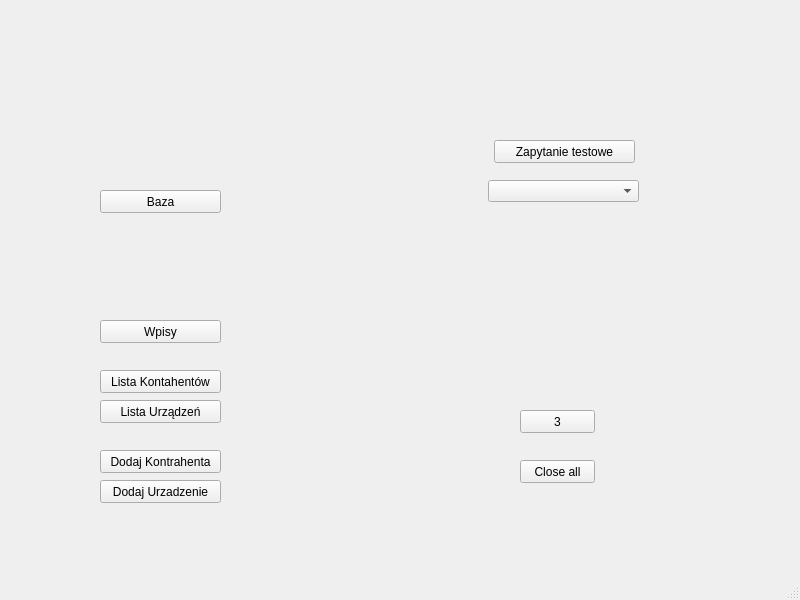
Before: the Qt Designer form mainwindow.ui in Astropl/OptiBase, drawn with Qt 5.
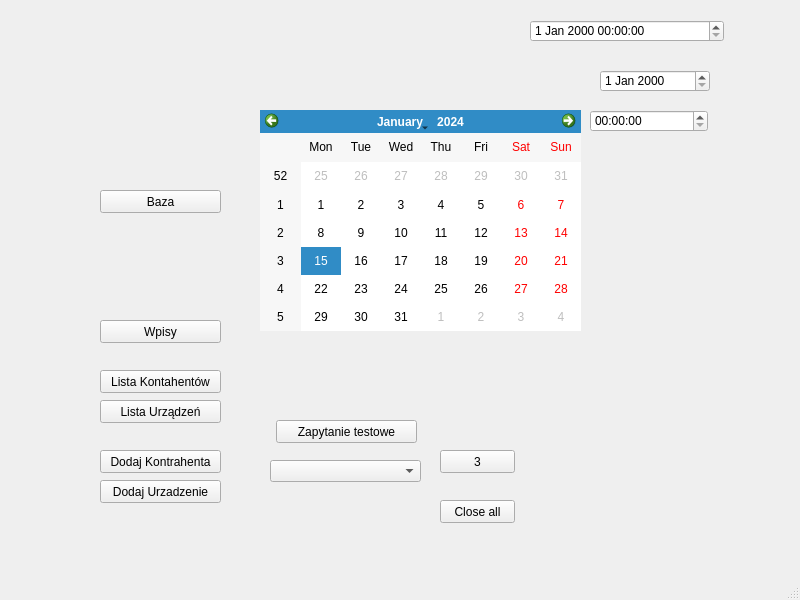
After: the same form once the commit is applied.

```diff
--- a/mainwindow.ui
+++ b/mainwindow.ui
@@ -43,8 +43,8 @@
    <widget class="QPushButton" name="pushButton_3">
     <property name="geometry">
      <rect>
-      <x>520</x>
-      <y>410</y>
+      <x>440</x>
+      <y>450</y>
       <width>75</width>
       <height>23</height>
      </rect>
@@ -56,8 +56,8 @@
    <widget class="QPushButton" name="pushButton_4">
     <property name="geometry">
      <rect>
-      <x>520</x>
-      <y>460</y>
+      <x>440</x>
+      <y>500</y>
       <width>75</width>
       <height>23</height>
      </rect>
@@ -121,8 +121,8 @@
    <widget class="QPushButton" name="pushButton_9">
     <property name="geometry">
      <rect>
-      <x>494</x>
-      <y>140</y>
+      <x>276</x>
+      <y>420</y>
       <width>141</width>
       <height>23</height>
      </rect>
@@ -134,13 +134,53 @@
    <widget class="QComboBox" name="comboBox">
     <property name="geometry">
      <rect>
-      <x>488</x>
-      <y>180</y>
+      <x>270</x>
+      <y>460</y>
       <width>151</width>
       <height>22</height>
      </rect>
     </property>
    </widget>
+   <widget class="QDateTimeEdit" name="dateTimeEdit">
+    <property name="geometry">
+     <rect>
+      <x>530</x>
+      <y>20</y>
+      <width>194</width>
+      <height>22</height>
+     </rect>
+    </property>
+   </widget>
+   <widget class="QDateEdit" name="dateEdit">
+    <property name="geometry">
+     <rect>
+      <x>600</x>
+      <y>70</y>
+      <width>110</width>
+      <height>22</height>
+     </rect>
+    </property>
+   </widget>
+   <widget class="QTimeEdit" name="timeEdit">
+    <property name="geometry">
+     <rect>
+      <x>590</x>
+      <y>110</y>
+      <width>118</width>
+      <height>22</height>
+     </rect>
+    </property>
+   </widget>
+   <widget class="QCalendarWidget" name="calendarWidget">
+    <property name="geometry">
+     <rect>
+      <x>260</x>
+      <y>110</y>
+      <width>321</width>
+      <height>221</height>
+     </rect>
+    </property>
+   </widget>
   </widget>
   <widget class="QMenuBar" name="menubar">
    <property name="geometry">
```
